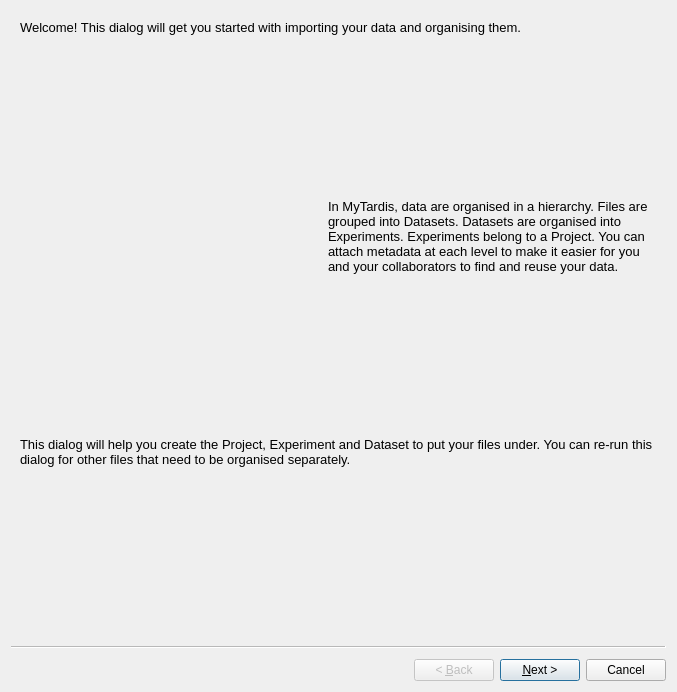
Above: ime/ui/ui_add_files_wizard.ui from UoA-eResearch/mytardis_ime before the change. Below: the same form after it.
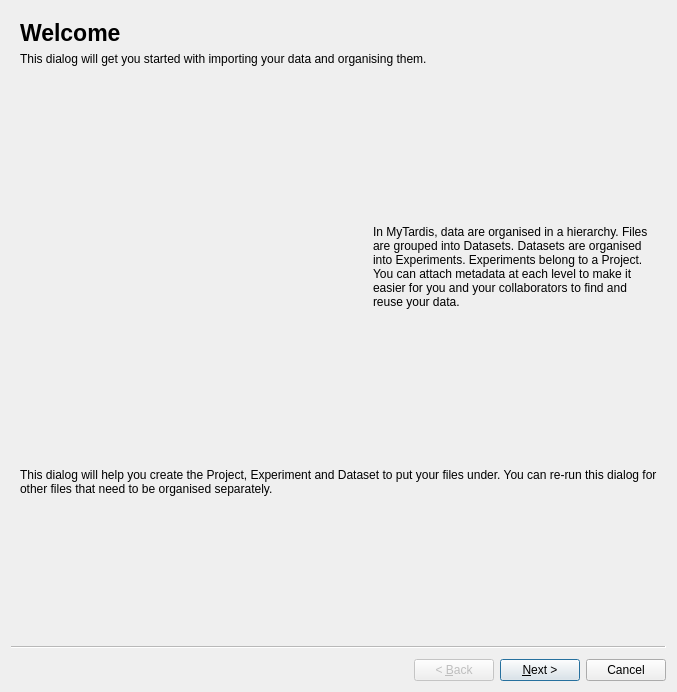
That is the form after the change. Icons and pictures are not drawn. Custom widgets are drawn as their Qt base class.

Commit message: Modify styling and change tab order

```diff
--- a/ime/ui/ui_add_files_wizard.ui
+++ b/ime/ui/ui_add_files_wizard.ui
@@ -20,15 +20,24 @@
    <layout class="QGridLayout" name="gridLayout_4">
     <item row="0" column="0">
      <layout class="QVBoxLayout" name="verticalLayout">
+      <item>
+       <widget class="QLabel" name="label_14">
+        <property name="font">
+         <font>
+          <pointsize>17</pointsize>
+          <weight>75</weight>
+          <bold>true</bold>
+         </font>
+        </property>
+        <property name="text">
+         <string>Welcome</string>
+        </property>
+       </widget>
+      </item>
       <item>
        <widget class="QLabel" name="label_9">
-        <property name="font">
-         <font>
-          <pointsize>10</pointsize>
-         </font>
-        </property>
         <property name="text">
-         <string>Welcome! This dialog will get you started with importing your data and organising them.</string>
+         <string>This dialog will get you started with importing your data and organising them.</string>
         </property>
         <property name="wordWrap">
          <bool>true</bool>
@@ -80,21 +89,35 @@
            <property name="pixmap">
             <pixmap resource="../../default.qrc">:/resources/text66-1-7.png</pixmap>
            </property>
+           <property name="margin">
+            <number>0</number>
+           </property>
           </widget>
          </item>
+         <item>
+          <spacer name="horizontalSpacer">
+           <property name="orientation">
+            <enum>Qt::Horizontal</enum>
+           </property>
+           <property name="sizeHint" stdset="0">
+            <size>
+             <width>40</width>
+             <height>20</height>
+            </size>
+           </property>
+          </spacer>
+         </item>
          <item>
           <widget class="QLabel" name="label_10">
-           <property name="font">
-            <font>
-             <pointsize>10</pointsize>
-            </font>
-           </property>
            <property name="text">
             <string>In MyTardis, data are organised in a hierarchy. Files are grouped into Datasets. Datasets are organised into Experiments. Experiments belong to a Project. You can attach metadata at each level to make it easier for you and your collaborators to find and reuse your data. </string>
            </property>
            <property name="wordWrap">
             <bool>true</bool>
            </property>
+           <property name="margin">
+            <number>0</number>
+           </property>
           </widget>
          </item>
         </layout>
@@ -118,11 +141,6 @@
       </item>
       <item>
        <widget class="QLabel" name="label_11">
-        <property name="font">
-         <font>
-          <pointsize>10</pointsize>
-         </font>
-        </property>
         <property name="text">
          <string>This dialog will help you create the Project, Experiment and Dataset to put your files under. You can re-run this dialog for other files that need to be organised separately.</string>
         </property>
```
Left out of the diff: 150 changed lines with no effect on the pictures. The commit also changes 3 other files.
